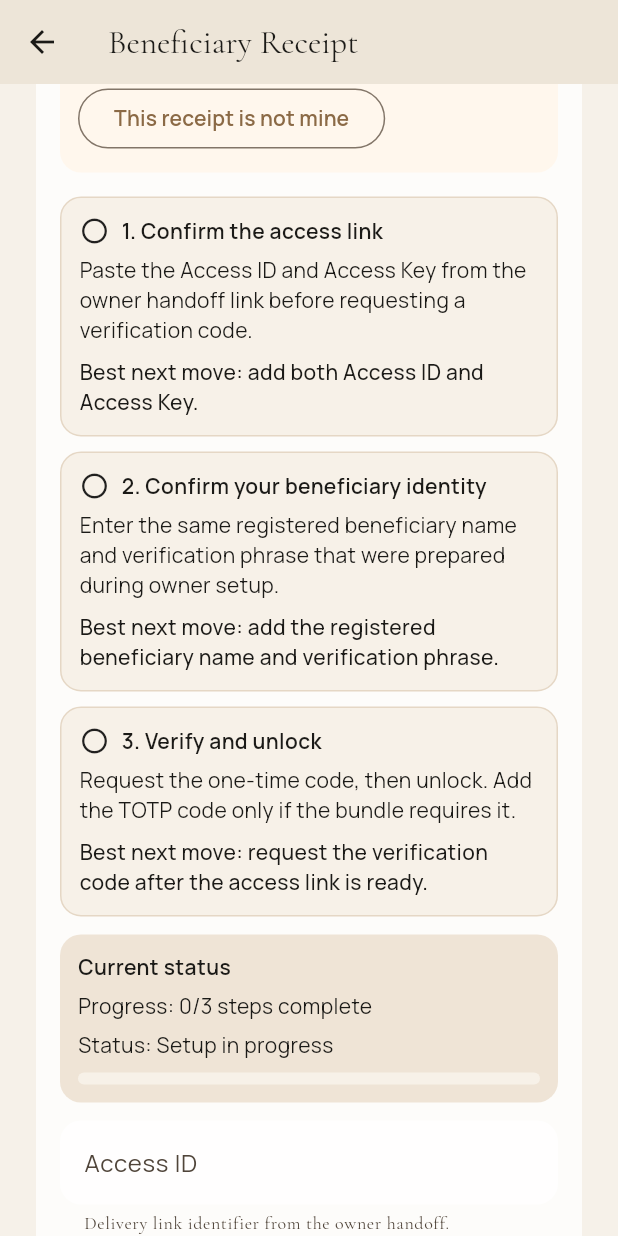
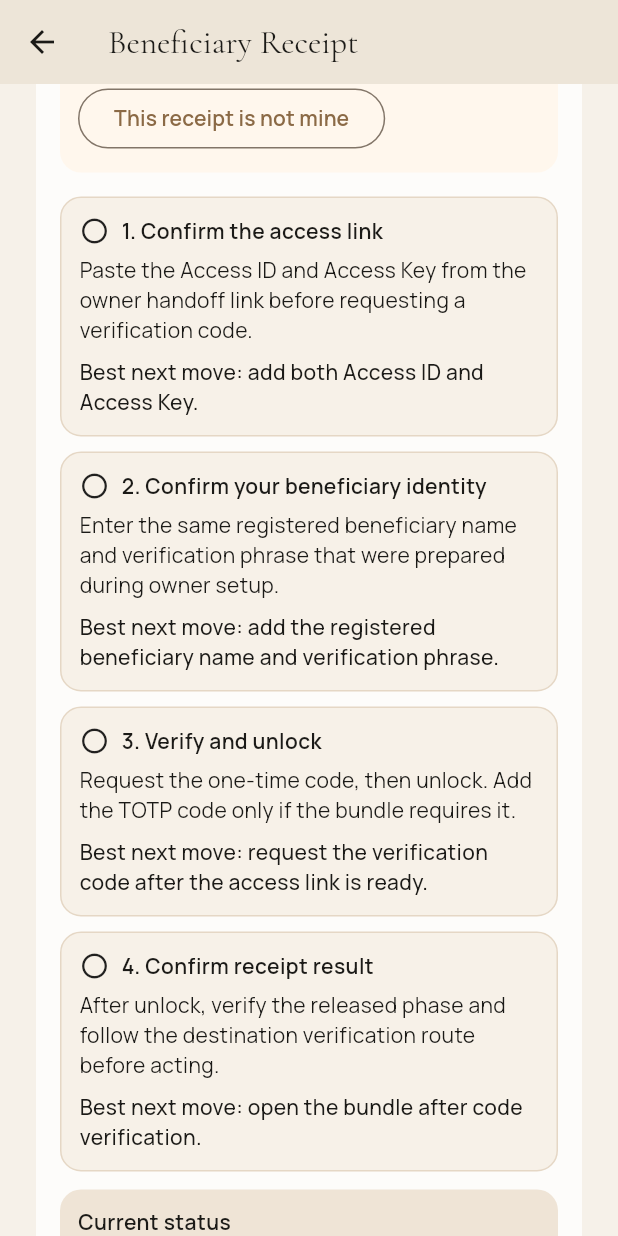
Before and after one commit to sanom-ai/digital-legacy-weaver, a Flutter app: the UnlockDeliveryScreen screen opened directly, scrolled down 576 dp, on a phone screen of 412 x 824 dp. Run offline on Flutter 3.47's test engine with Material 3 defaults, Android fonts, the phone set to English and light mode, and no system bars; our stand-ins replace flutter_riverpod, flutter_secure_storage, google_fonts, shared_preferences, supabase_flutter; missing offline and left inert: cryptography; accounts and stored records are empty.

Commit message:
feat(receipt): add retryable offline states and clearer unlock journey

```diff
--- a/apps/flutter_app/lib/features/unlock/unlock_delivery_screen.dart
+++ b/apps/flutter_app/lib/features/unlock/unlock_delivery_screen.dart
@@ -27,6 +27,10 @@ class _UnlockDeliveryScreenState extends State<UnlockDeliveryScreen> {
   bool _obscureAccessKey = true;
   String? _message;
   bool _messageIsError = false;
+  bool _networkIssue = false;
+  bool _requestedCode = false;
+  bool _unlockAttempted = false;
+  String _lastAction = "none";
   List<Map<String, dynamic>> _items = const [];
 
   bool get _hasAccessLink =>
@@ -79,6 +83,8 @@ class _UnlockDeliveryScreenState extends State<UnlockDeliveryScreen> {
     setState(() {
       _busy = true;
       _message = null;
+      _networkIssue = false;
+      _lastAction = "request_code";
     });
     try {
       final response = await Supabase.instance.client.functions.invoke(
@@ -93,11 +99,13 @@ class _UnlockDeliveryScreenState extends State<UnlockDeliveryScreen> {
       setState(() {
         _message = (data?["message"] ?? "Receipt code requested.").toString();
         _messageIsError = false;
+        _requestedCode = true;
       });
     } catch (e) {
       setState(() {
         _message = _friendlyActionError("requesting a receipt code", e);
         _messageIsError = true;
+        _networkIssue = _looksLikeNetworkError(e.toString());
       });
     } finally {
       if (mounted) setState(() => _busy = false);
@@ -109,6 +117,9 @@ class _UnlockDeliveryScreenState extends State<UnlockDeliveryScreen> {
       _busy = true;
       _message = null;
       _items = const [];
+      _networkIssue = false;
+      _unlockAttempted = true;
+      _lastAction = "unlock";
     });
     try {
       final response = await Supabase.instance.client.functions.invoke(
@@ -138,6 +149,7 @@ class _UnlockDeliveryScreenState extends State<UnlockDeliveryScreen> {
       setState(() {
         _message = _friendlyActionError("opening the delivery bundle", e);
         _messageIsError = true;
+        _networkIssue = _looksLikeNetworkError(e.toString());
       });
     } finally {
       if (mounted) setState(() => _busy = false);
@@ -190,6 +202,8 @@ class _UnlockDeliveryScreenState extends State<UnlockDeliveryScreen> {
       _busy = true;
       _message = null;
       _items = const [];
+      _networkIssue = false;
+      _lastAction = "report_wrong_recipient";
     });
     try {
       final response = await Supabase.instance.client.functions.invoke(
@@ -215,6 +229,7 @@ class _UnlockDeliveryScreenState extends State<UnlockDeliveryScreen> {
       setState(() {
         _message = _friendlyActionError("reporting wrong recipient", e);
         _messageIsError = true;
+        _networkIssue = _looksLikeNetworkError(e.toString());
       });
     } finally {
       if (mounted) {
@@ -283,14 +298,19 @@ class _UnlockDeliveryScreenState extends State<UnlockDeliveryScreen> {
     );
   }
 
-  String _friendlyActionError(String action, Object error) {
-    final lower = error.toString().toLowerCase();
-    if (lower.contains("socketexception") ||
+  bool _looksLikeNetworkError(String text) {
+    final lower = text.toLowerCase();
+    return lower.contains("socketexception") ||
         lower.contains("failed host lookup") ||
         lower.contains("network") ||
-        lower.contains("timed out")) {
+        lower.contains("timed out");
+  }
+
+  String _friendlyActionError(String action, Object error) {
+    if (_looksLikeNetworkError(error.toString())) {
       return "We had trouble $action because the network looks unstable. Please check your connection and try again.";
     }
+    final lower = error.toString().toLowerCase();
     if (lower.contains("invalid") || lower.contains("unauthorized") || lower.contains("forbidden")) {
       return "We could not continue $action. Please verify Access ID, Access Key, and beneficiary details, then try again.";
     }
@@ -307,6 +327,8 @@ class _UnlockDeliveryScreenState extends State<UnlockDeliveryScreen> {
         ? "Working on your request..."
         : _items.isNotEmpty
             ? "Receipt opened"
+            : _networkIssue
+                ? "Offline or unstable connection"
             : "Setup in progress";
 
     return Container(
@@ -327,6 +349,12 @@ class _UnlockDeliveryScreenState extends State<UnlockDeliveryScreen> {
           Text("Progress: $completedSteps/3 steps complete"),
           const SizedBox(height: 6),
           Text("Status: $statusLabel"),
+          const SizedBox(height: 6),
+          Text(
+            _lastAction == "none"
+                ? "Last action: no request sent yet"
+                : "Last action: ${_lastAction.replaceAll("_", " ")}",
+          ),
           const SizedBox(height: 8),
           LinearProgressIndicator(
             value: completedSteps / 3,
@@ -351,7 +379,29 @@ class _UnlockDeliveryScreenState extends State<UnlockDeliveryScreen> {
         color: color,
         borderRadius: BorderRadius.circular(12),
       ),
-      child: Text(_message!),
+      child: Column(
+        crossAxisAlignment: CrossAxisAlignment.start,
+        children: [
+          Text(_message!),
+          if (_messageIsError && _networkIssue) ...[
+            const SizedBox(height: 10),
+            OutlinedButton(
+              onPressed: _busy
+                  ? null
+                  : () async {
+                      if (_lastAction == "request_code") {
+                        await _requestCode();
+                        return;
+                      }
+                      if (_lastAction == "unlock") {
+                        await _unlock();
+                      }
+                    },
+              child: const Text("Retry last action"),
+            ),
+          ],
+        ],
+      ),
     );
   }
 
@@ -610,10 +660,21 @@ class _UnlockDeliveryScreenState extends State<UnlockDeliveryScreen> {
                     title: "3. Verify and unlock",
                     body:
                         "Request the one-time code, then unlock. Add the TOTP code only if the bundle requires it.",
-                    complete: _hasVerificationCode,
+                    complete: _hasVerificationCode || _items.isNotEmpty,
                     cue: _hasVerificationCode
                         ? "Verification code is ready for unlock."
                         : "Best next move: request the verification code after the access link is ready.",
+                  ),
+                  _buildJourneyStep(
+                    title: "4. Confirm receipt result",
+                    body:
+                        "After unlock, verify the released phase and follow the destination verification route before acting.",
+                    complete: _items.isNotEmpty,
+                    cue: _items.isNotEmpty
+                        ? "Receipt opened. Review phase details below."
+                        : _unlockAttempted
+                            ? "Unlock attempted. Review response and retry if needed."
+                            : "Best next move: open the bundle after code verification.",
                   ),
                   const SizedBox(height: 2),
                   _buildStatusCard(),
@@ -651,6 +712,20 @@ class _UnlockDeliveryScreenState extends State<UnlockDeliveryScreen> {
                       ),
                     ],
                   ),
+                  if (_requestedCode) ...[
+                    const SizedBox(height: 8),
+                    Container(
+                      width: double.infinity,
+                      padding: const EdgeInsets.all(12),
+                      decoration: BoxDecoration(
+                        color: const Color(0xFFE9F6EF),
+                        borderRadius: BorderRadius.circular(12),
+                      ),
+                      child: const Text(
+                        "Code requested. Check your registered fallback channel now, then return to unlock.",
+                      ),
+                    ),
+                  ],
                   const SizedBox(height: 10),
                   TextField(
                     controller: _codeController,
```
